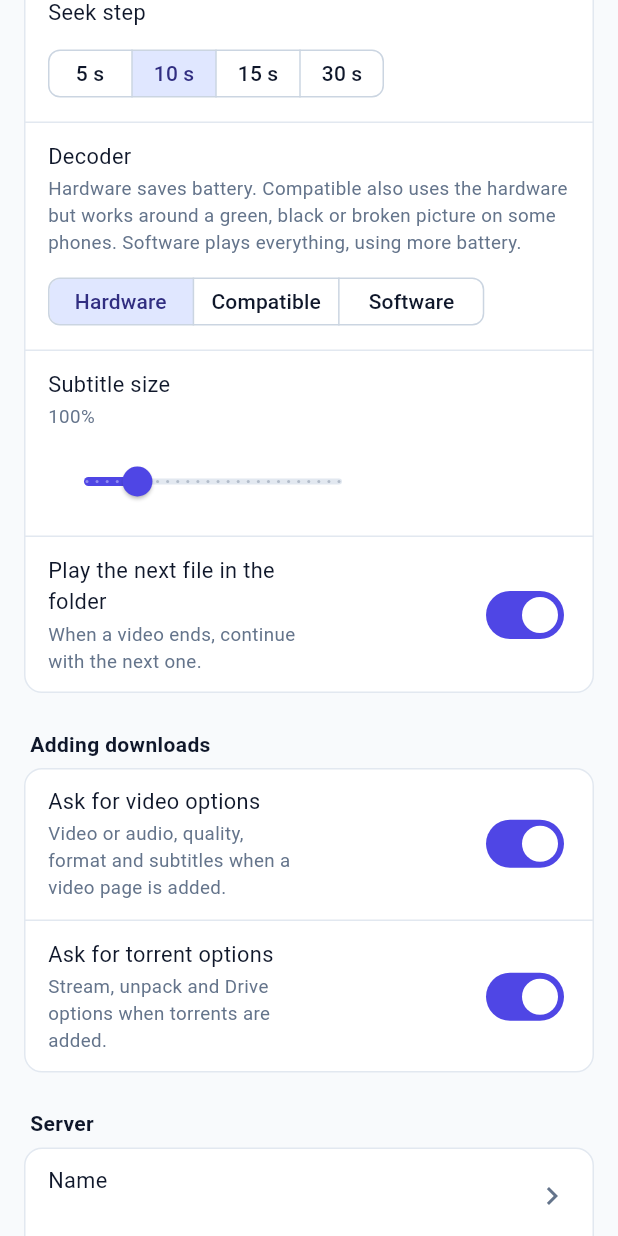
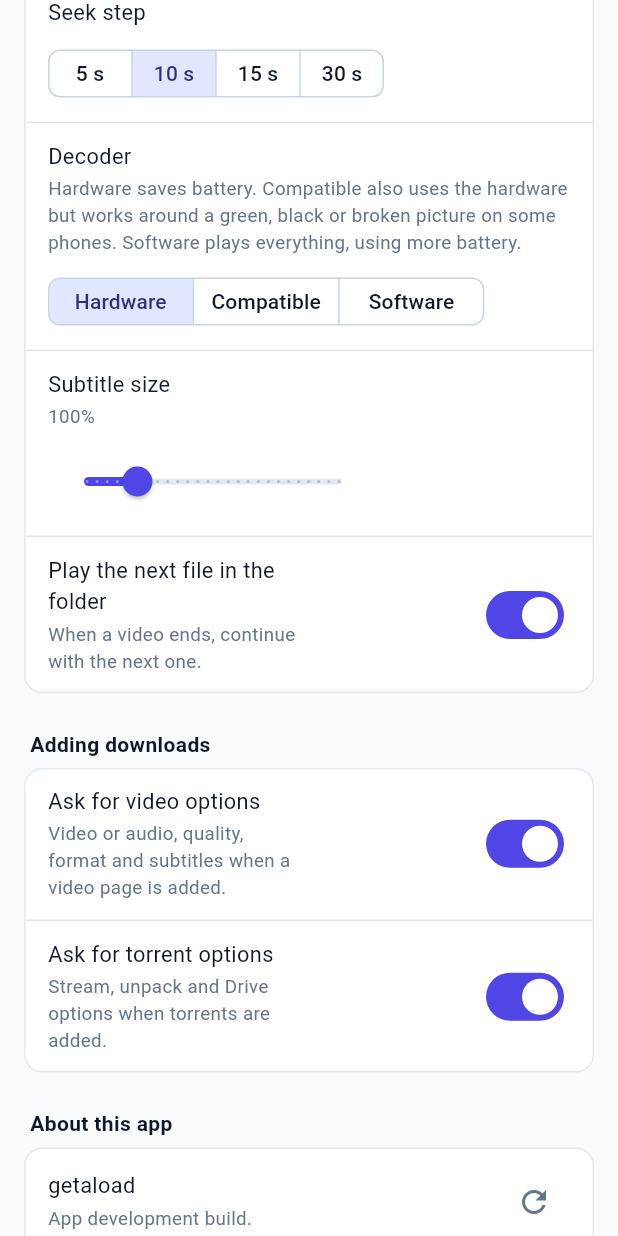
Before and after one commit to sadatdaniel/getaload_app, a Flutter app: the SettingsView widget shown alone on an empty page, opened directly with empty values, scrolled down 576 dp, on a phone screen of 412 x 824 dp. Run offline on Flutter 3.47's test engine with Material 3 defaults, Android fonts, the phone set to English and light mode, and no system bars; our stand-ins replace file_picker, flutter_secure_storage, shared_preferences, webview_flutter; missing offline and left inert: android_intent_plus, desktop_drop, media_kit, media_kit_video, mobile_scanner, pdfrx; accounts and stored records are empty; network calls fail.

Commit message:
Self-update from the public releases; signed release builds in CI
Settings, About this app: the version, and on Android 'Version X is available' with Update, which
downloads the APK for this phone's CPU from the latest release, checks it against checksums.txt and
opens Android's installer (same signing key required). Off with --dart-define=SELF_UPDATE=false
(F-Droid). The release workflow builds APKs signed with the release key from the repo secrets, checks
the signature, and publishes them with checksums; local builds keep the debug key.

Co-Authored-By: Claude Opus 5.5 <noreply@anthropic.com>

```diff
--- a/analysis_options.yaml
+++ b/analysis_options.yaml
@@ -5,3 +5,5 @@ analyzer:
     - build/**
     - android/**
     - web/**
+    - windows/**
+    - linux/**
--- /dev/null
+++ b/lib/about_app.dart
@@ -0,0 +1,100 @@
+// Settings, About this app: the app's version, and (on Android) updating it from the latest public release.
+import 'package:flutter/material.dart';
+
+import 'app_update.dart';
+import 'jobs.dart' show fmtBytes;
+import 'ui.dart';
+
+class AboutApp extends StatefulWidget {
+  const AboutApp({super.key});
+  @override
+  State<AboutApp> createState() => _AboutAppState();
+}
+
+class _AboutAppState extends State<AboutApp> {
+  AppRelease? _latest;
+  bool _checked = false, _busy = false;
+  String _status = '';
+
+  bool get _canUpdate => selfUpdate && isPhone;
+
+  @override
+  void initState() {
+    super.initState();
+    if (_canUpdate) _check(quiet: true);
+  }
+
+  Future<void> _check({bool quiet = false}) async {
+    setState(() => _status = quiet ? '' : 'Checking…');
+    try {
+      final r = await latestRelease();
+      if (mounted) {
+        setState(() {
+          _latest = r;
+          _checked = true;
+          _status = '';
+        });
+      }
+    } catch (e) {
+      if (mounted) setState(() => _status = quiet ? '' : e.toString());
+    }
+  }
+
+  Future<void> _update() async {
+    final r = _latest!;
+    final ok = await confirm(
+      context,
+      title: 'Update the app to ${r.version}?',
+      body: SingleChildScrollView(
+        child: Text(
+          '${r.notes.trim().isEmpty ? '' : '${r.notes.trim()}\n\n'}'
+          'Android asks once to allow updates from getaload, then shows "Update this app?". You stay signed in.',
+        ),
+      ),
+      action: 'Download and update',
+    );
+    if (!ok) return;
+    setState(() => _busy = true);
+    try {
+      await installRelease(r, (done, total) {
+        if (mounted) {
+          setState(() => _status = total > 0 ? 'Downloading ${fmtBytes(done)} of ${fmtBytes(total)}' : 'Downloading…');
+        }
+      });
+      if (mounted) setState(() => _status = 'Android is showing the update screen.');
+    } catch (e) {
+      if (mounted) setState(() => _status = e.toString());
+    }
+    if (mounted) setState(() => _busy = false);
+  }
+
+  @override
+  Widget build(BuildContext context) {
+    final newer = _latest != null && isNewer(_latest!.version, appVersion);
+    final version = appVersion == 'dev' ? 'development build' : 'version $appVersion';
+    return SettingsGroup(
+      title: 'About this app',
+      children: [
+        SettingsRow(
+          title: 'getaload',
+          subtitle: _status.isNotEmpty
+              ? _status
+              : !_canUpdate
+              ? 'App $version.'
+              : newer
+              ? 'App $version. Version ${_latest!.version} is available.'
+              : _checked
+              ? 'App $version. Up to date.'
+              : 'App $version.',
+          trailing: !_canUpdate
+              ? null
+              : _busy
+              ? const SizedBox(width: 24, height: 24, child: CircularProgressIndicator(strokeWidth: 2))
+              : newer
+              ? TextButton(onPressed: _update, child: const Text('Update'))
+              : IconButton(icon: const Icon(Icons.refresh), tooltip: 'Check for updates', onPressed: _check),
+        ),
+      ],
+    );
+  }
+}
--- /dev/null
+++ b/lib/app_update.dart
@@ -0,0 +1,96 @@
+// The app updates itself from its public GitHub releases (Android): the latest release's APK for this phone's CPU
+// is downloaded, checked against the release's checksums.txt, and handed to Android's installer, which only accepts
+// it when it carries the same signing key as the installed app. Off in builds made with --dart-define=SELF_UPDATE=false
+// (e.g. F-Droid, which updates its own builds).
+import 'dart:convert';
+import 'dart:io';
+
+import 'package:crypto/crypto.dart';
+import 'package:flutter/services.dart';
+import 'package:http/http.dart' as http;
+import 'package:path_provider/path_provider.dart';
+
+/// Set by the release build (--dart-define=APP_VERSION=x.y.z); "dev" for local builds.
+const appVersion = String.fromEnvironment('APP_VERSION', defaultValue: 'dev');
+const selfUpdate = bool.fromEnvironment('SELF_UPDATE', defaultValue: true);
+const _repo = 'sadatdaniel/getaload_app';
+const _channel = MethodChannel('getaload/system');
+
+class AppRelease {
+  final String version, apkName, apkUrl, sha256, notes;
+  const AppRelease(this.version, this.apkName, this.apkUrl, this.sha256, this.notes);
+}
+
+/// True when [latest] is a newer x.y.z than [current] (a "dev" build is older than any release).
+bool isNewer(String latest, String current) {
+  List<int> parts(String v) => v.split('-').first.split('.').map((p) => int.tryParse(p) ?? 0).toList();
+  if (current == 'dev') return true;
+  final a = parts(latest), b = parts(current);
+  for (var i = 0; i < 3; i++) {
+    final x = i < a.length ? a[i] : 0, y = i < b.length ? b[i] : 0;
+    if (x != y) return x > y;
+  }
+  return false;
+}
+
+/// The checksum of [name] in a sha256sum file (lines of `hex  name`), or "".
+String checksumFor(String sums, String name) {
+  for (final l in const LineSplitter().convert(sums)) {
+    final f = l.trim().split(RegExp(r'\s+'));
+    if (f.length == 2 && f[1].replaceFirst('*', '') == name) return f[0].toLowerCase();
+  }
+  return '';
+}
+
+/// The latest release with the APK for this phone, or null when there is no fitting APK.
+Future<AppRelease?> latestRelease() async {
+  final r = await http
+      .get(
+        Uri.parse('https://api.github.com/repos/$_repo/releases/latest'),
+        headers: {'Accept': 'application/vnd.github+json'},
+      )
+      .timeout(const Duration(seconds: 20));
+  if (r.statusCode == 404) return null; // no release yet
+  if (r.statusCode != 200) throw Exception('GitHub answered HTTP ${r.statusCode}');
+  final j = jsonDecode(r.body) as Map<String, dynamic>;
+  final version = (j['tag_name'] as String? ?? '').replaceFirst(RegExp('^v'), '');
+  final assets = ((j['assets'] as List?) ?? []).cast<Map<String, dynamic>>();
+  final abi = await _channel.invokeMethod<String>('abi') ?? 'arm64-v8a';
+  final apk = assets.where((a) => '${a['name']}'.endsWith('-$abi.apk')).firstOrNull;
+  final sums = assets.where((a) => a['name'] == 'checksums.txt').firstOrNull;
+  if (apk == null || sums == null) return null;
+  final s = await http.get(Uri.parse(sums['browser_download_url'])).timeout(const Duration(seconds: 20));
+  final hash = checksumFor(s.body, apk['name']);
+  if (s.statusCode != 200 || hash.isEmpty) throw Exception('the release has no checksum for ${apk['name']}');
+  return AppRelease(version, apk['name'], apk['browser_download_url'], hash, j['body'] ?? '');
+}
+
+/// Downloads the APK, checks its SHA-256, and opens Android's "update this app?" screen.
+Future<void> installRelease(AppRelease rel, void Function(int done, int total) progress) async {
+  final dir = Directory('${(await getTemporaryDirectory()).path}/updates');
+  if (dir.existsSync()) dir.deleteSync(recursive: true); // only the newest download is kept
+  dir.createSync(recursive: true);
+  final file = File('${dir.path}/${rel.apkName}');
+  final client = http.Client();
+  try {
+    final resp = await client.send(http.Request('GET', Uri.parse(rel.apkUrl)));
+    if (resp.statusCode != 200) throw Exception('download failed: HTTP ${resp.statusCode}');
+    final total = resp.contentLength ?? 0;
+    var done = 0;
+    final sink = file.openWrite();
+    await for (final chunk in resp.stream) {
+      sink.add(chunk);
+      done += chunk.length;
+      progress(done, total);
+    }
+    await sink.close();
+  } finally {
+    client.close();
+  }
+  final got = (await sha256.bind(file.openRead()).first).toString();
+  if (got != rel.sha256) {
+    file.deleteSync();
+    throw Exception('the download does not match its checksum; nothing was installed');
+  }
+  await _channel.invokeMethod('installApk', {'path': file.path});
+}
--- a/lib/settings_screen.dart
+++ b/lib/settings_screen.dart
@@ -1,6 +1,7 @@
 // Settings, GNOME style: grouped panels of rows. This device first (look, player, adding torrents), then the server.
 import 'package:flutter/material.dart';
 
+import 'about_app.dart';
 import 'api.dart';
 import 'server_screen.dart';
 import 'servers.dart';
@@ -112,6 +113,7 @@ class SettingsView extends StatelessWidget {
             ],
           ),
         ),
+        const AboutApp(),
         if (server.user.isNotEmpty)
           AccountSettings(key: ValueKey('acc${server.url}${server.token}'), servers: servers, server: server),
         ServerScreen(key: ValueKey('srv${server.url}'), servers: servers, server: server),
--- a/lib/site_signin.dart
+++ b/lib/site_signin.dart
@@ -7,7 +7,7 @@ import 'package:webview_flutter/webview_flutter.dart';
 
 import 'api.dart';
 
-const _channel = MethodChannel('dmn/cookies');
+const _channel = MethodChannel('getaload/system');
 
 /// "a=1; b=2" (Android's CookieManager) as Netscape cookies.txt lines for [domain] and its subdomains.
 String cookiesTxt(String domain, Iterable<String> headers) {
@@ -54,7 +54,7 @@ class _SiteSignInScreenState extends State<SiteSignInScreen> {
 
   Future<void> _forget() async {
     try {
-      await _channel.invokeMethod('clear');
+      await _channel.invokeMethod('clearCookies');
       await _web?.clearCache();
       await _web?.clearLocalStorage();
     } catch (_) {}
@@ -67,7 +67,7 @@ class _SiteSignInScreenState extends State<SiteSignInScreen> {
     try {
       final headers = [
         for (final u in ['https://www.$d/', 'https://$d/', 'https://m.$d/'])
-          (await _channel.invokeMethod<String>('get', {'url': u})) ?? '',
+          (await _channel.invokeMethod<String>('cookies', {'url': u})) ?? '',
       ];
       final text = cookiesTxt(d, headers);
       if (text.isEmpty) throw Exception('No sign-in found. Sign in on the page first, then tap Done.');
--- a/lib/ui.dart
+++ b/lib/ui.dart
@@ -1,4 +1,5 @@
 // Shared desktop-style UI: context menus (macOS/GNOME/Windows-like), GNOME-style settings groups, dialogs.
+import 'package:flutter/foundation.dart';
 import 'package:flutter/material.dart';
 
 /// One row of a context menu. [checked] draws a check mark (for choices such as download mode).
@@ -309,3 +310,7 @@ class FieldWithButton extends StatelessWidget {
           ),
   );
 }
+
+/// Android or iOS: phone-only features (QR scanning, screen rotation) are hidden on the web and on desktops.
+final isPhone =
+    !kIsWeb && (defaultTargetPlatform == TargetPlatform.android || defaultTargetPlatform == TargetPlatform.iOS);
```
Also changed, not shown: lib/pair.dart (+4 -4 lines), lib/player.dart (+4 -3 lines), pubspec.lock, 7 other files.
